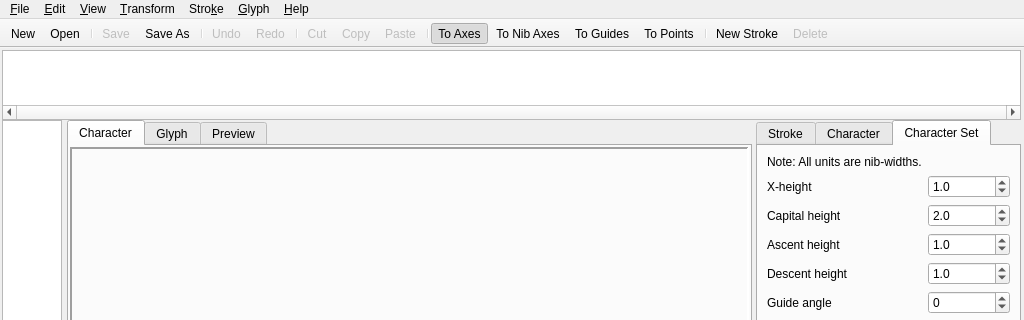
The window that pytalic2.ui (dsizzle/pytalic2) describes before a commit, drawn with Qt 5; both pictures show x 0 to 1024 and y 0 to 320 of the 1024 by 768 pixel window.
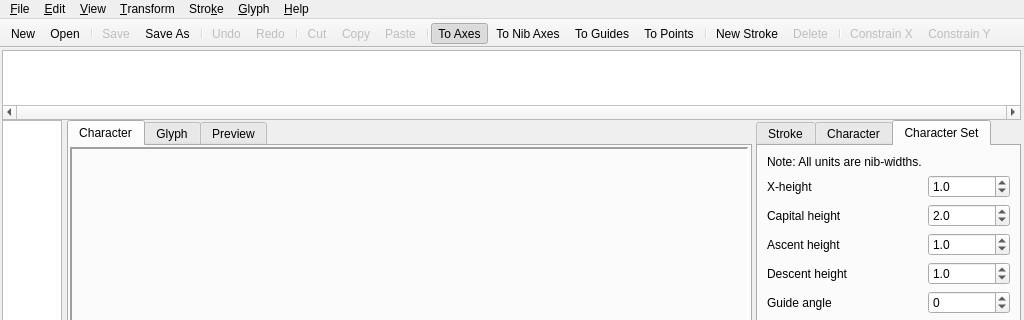
The same window after the commit. Icons and pictures are not drawn. Custom widgets are drawn as their Qt base class.

Commit message: enable/disable constrain controls and add to toolbar

What changed in the file:
```diff
--- a/pytalic2.ui
+++ b/pytalic2.ui
@@ -1074,6 +1074,9 @@
    <addaction name="separator"/>
    <addaction name="stroke_new"/>
    <addaction name="stroke_delete"/>
+   <addaction name="separator"/>
+   <addaction name="action_constrain_to_x_axis"/>
+   <addaction name="action_constrain_to_y_axis"/>
   </widget>
   <action name="file_new">
    <property name="icon">
@@ -1520,7 +1523,7 @@
      <normaloff>:/icons/arrow_right.png</normaloff>:/icons/arrow_right.png</iconset>
    </property>
    <property name="text">
-    <string>Constrain to X-Axis</string>
+    <string>Constrain X</string>
    </property>
    <property name="shortcut">
     <string>Alt+X</string>
@@ -1535,7 +1538,7 @@
      <normaloff>:/icons/arrow_down.png</normaloff>:/icons/arrow_down.png</iconset>
    </property>
    <property name="text">
-    <string>Constrain to Y-Axis</string>
+    <string>Constrain Y</string>
    </property>
    <property name="shortcut">
     <string>Alt+Y</string>
```
The commit also changes 2 other files.
